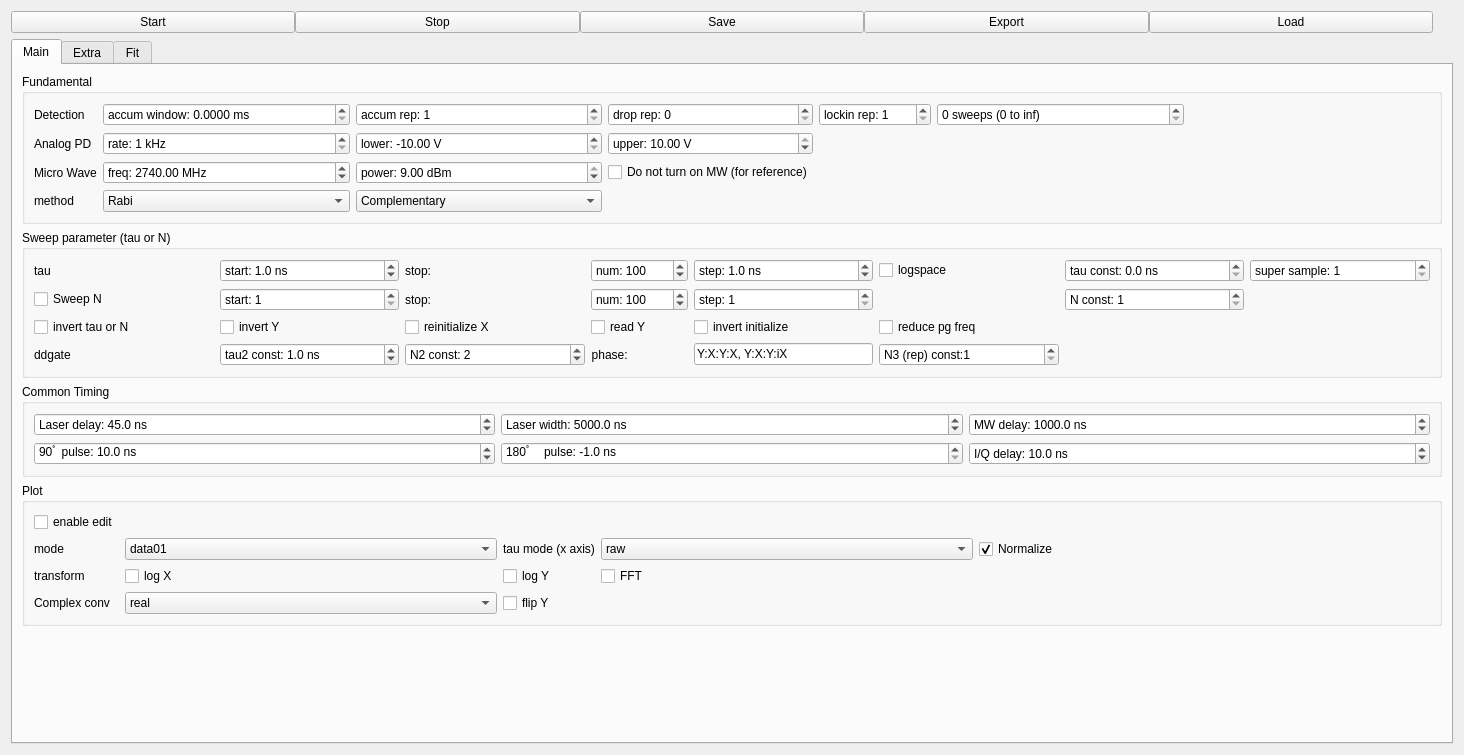
Old version of the form mahos/gui/ui/spodmr.ui in the repository ToyotaCRDL/mahos.
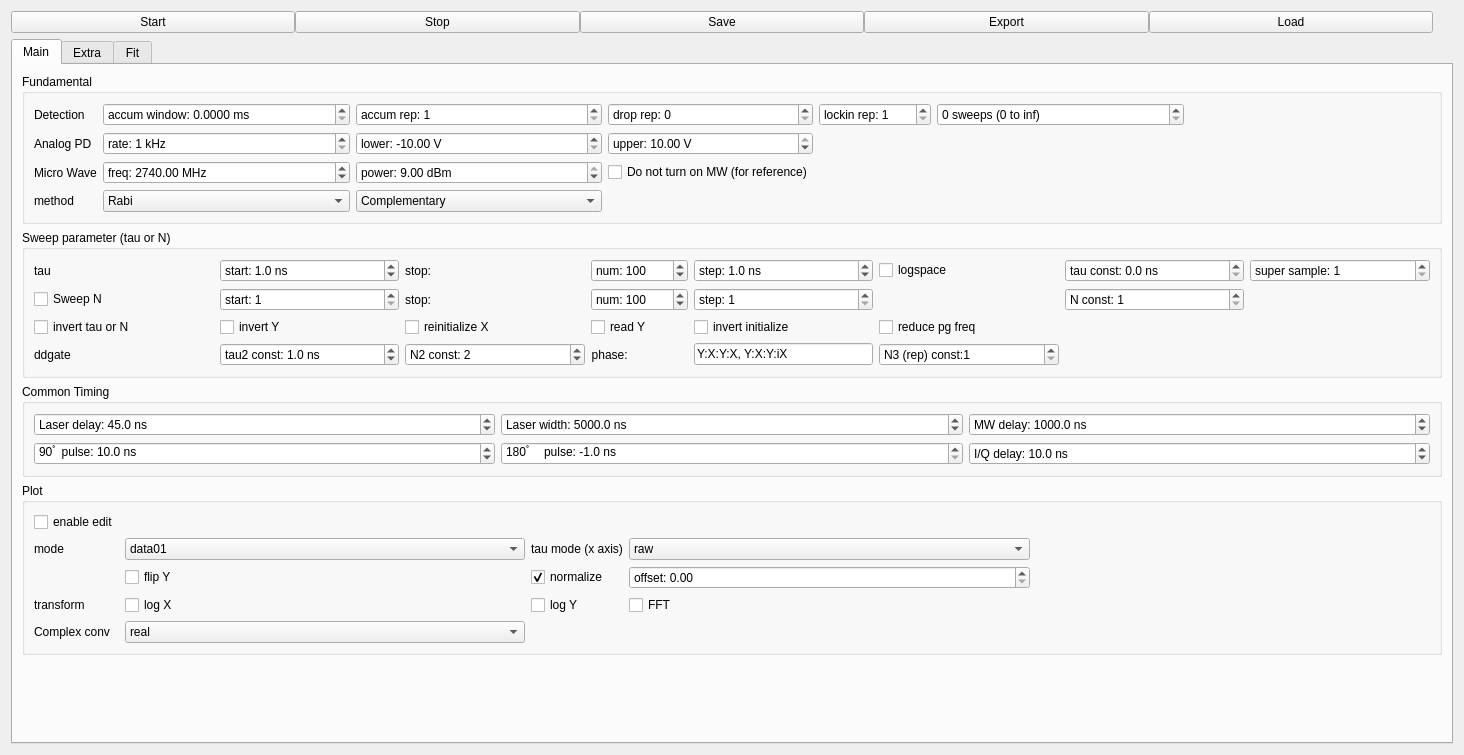
New version of the form. Custom widgets are drawn as their Qt base class.

Commit message: spodmr: add new plot param offset

What changed in the file:
```diff
--- a/mahos/gui/ui/spodmr.ui
+++ b/mahos/gui/ui/spodmr.ui
@@ -1107,16 +1107,6 @@
               </item>
              </widget>
             </item>
-            <item row="1" column="4">
-             <widget class="QCheckBox" name="normalizeBox">
-              <property name="text">
-               <string>Normalize</string>
-              </property>
-              <property name="checked">
-               <bool>true</bool>
-              </property>
-             </widget>
-            </item>
             <item row="1" column="0">
              <widget class="QLabel" name="label_8">
               <property name="text">
@@ -1145,13 +1135,30 @@
               </property>
              </widget>
             </item>
-            <item row="4" column="2">
+            <item row="2" column="2">
+             <widget class="QCheckBox" name="normalizeBox">
+              <property name="text">
+               <string>normalize</string>
+              </property>
+              <property name="checked">
+               <bool>true</bool>
+              </property>
+             </widget>
+            </item>
+            <item row="2" column="1">
              <widget class="QCheckBox" name="flipYBox">
               <property name="text">
                <string>flip Y</string>
               </property>
              </widget>
             </item>
+            <item row="2" column="3">
+             <widget class="SpinBox" name="offsetBox">
+              <property name="prefix">
+               <string>offset: </string>
+              </property>
+             </widget>
+            </item>
            </layout>
           </widget>
          </item>
@@ -1404,6 +1411,13 @@
    </item>
   </layout>
  </widget>
+ <customwidgets>
+  <customwidget>
+   <class>SpinBox</class>
+   <extends>QDoubleSpinBox</extends>
+   <header>pyqtgraph</header>
+  </customwidget>
+ </customwidgets>
  <tabstops>
   <tabstop>startButton</tabstop>
   <tabstop>stopButton</tabstop>
```
Left out of the diff: 3 changed lines with no effect on the pictures. The commit also changes 5 other files.
